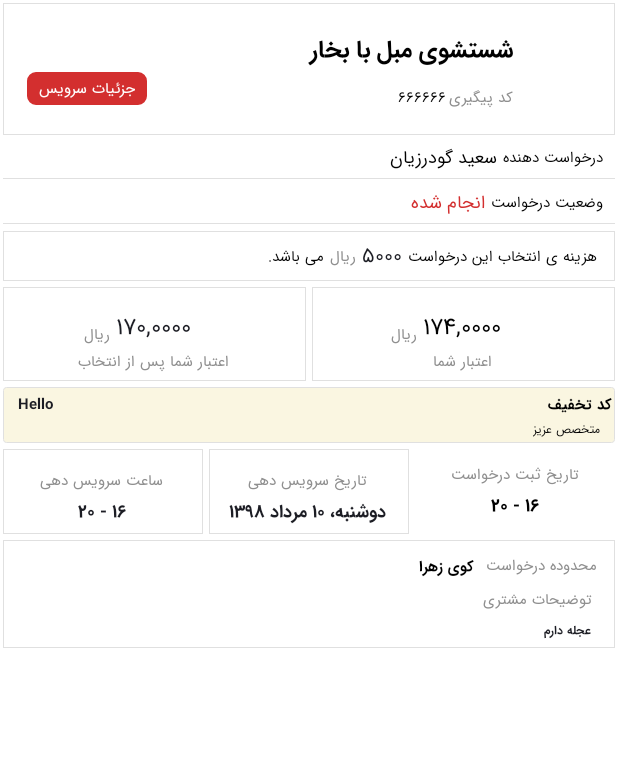
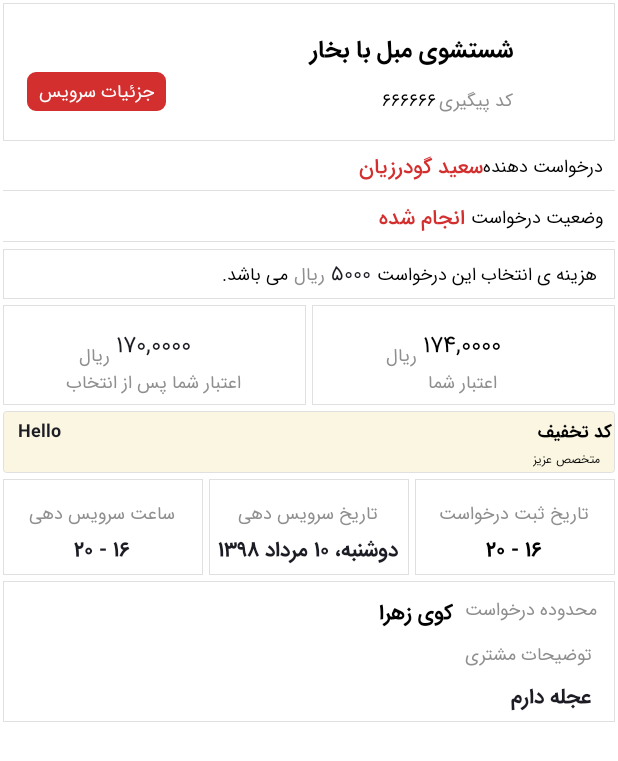
Before and after one commit to Sajjad5989/ShirazServiceMaster, an Android app: the layout fragment_request_limit.xml on its own in the app's theme, with its tools: preview values and no code run, on a phone screen of 412 x 824 dp. Shown: the top 761 px of the screen. Run offline under Robolectric (Android 15) with nearby library versions, the phone set to English and light mode, and no system bars.

Commit message:
تغییر نهایی فرگمنت ها

```diff
--- a/app/src/main/res/layout/fragment_request_limit.xml
+++ b/app/src/main/res/layout/fragment_request_limit.xml
@@ -60,7 +60,7 @@
                     android:fontFamily="@font/iran_sans"
                     android:text="کد پیگیری"
                     android:textColor="@color/colorBlackStep_1"
-                    android:textSize="@dimen/dimen_sp_tiny"
+                    android:textSize="@dimen/dimen_sp_small"
                     app:layout_constraintRight_toRightOf="@id/tv_request_detail_service_title"
                     app:layout_constraintTop_toBottomOf="@id/tv_request_detail_service_title" />
 
@@ -72,7 +72,7 @@
                     android:fontFamily="@font/iran_sans"
                     android:text="666666"
                     android:textColor="@color/colorBlackStep_5"
-                    android:textSize="@dimen/dimen_sp_tiny"
+                    android:textSize="@dimen/dimen_sp_small"
                     app:layout_constraintRight_toLeftOf="@id/tv_request_detail_tracking_caption"
                     app:layout_constraintTop_toBottomOf="@id/tv_request_detail_service_title"
                     app:layout_constraintTop_toTopOf="@id/tv_request_detail_tracking_caption" />
@@ -88,7 +88,7 @@
                     android:paddingEnd="@dimen/dimen_dp_small"
                     android:text="جزئیات سرویس"
                     android:textColor="@color/colorWhite"
-                    android:textSize="@dimen/dimen_sp_tiny"
+                    android:textSize="@dimen/dimen_sp_small"
                     app:layout_constraintLeft_toLeftOf="parent"
                     app:layout_constraintTop_toBottomOf="@id/tv_request_detail_service_title" />
 
@@ -114,22 +114,21 @@
                     android:fontFamily="@font/iran_sans"
                     android:text="@string/text_requester"
                     android:textColor="@color/colorBlackStep_5"
-                    android:textSize="@dimen/dimen_sp_tiny"
+                    android:textSize="@dimen/dimen_sp_small"
                     app:layout_constraintBottom_toBottomOf="parent"
                     app:layout_constraintRight_toRightOf="parent"
                     app:layout_constraintTop_toTopOf="parent" />
 
                 <android.support.v7.widget.AppCompatTextView
-                    android:id="@+id/tv_receiver_name"
-                    android:layout_width="wrap_content"
-                    android:layout_height="wrap_content"
-                    android:layout_marginEnd="@dimen/dimen_dp_tiny"
-                    android:fontFamily="@font/iran_sans"
-                    android:text="سعید گودرزیان"
-                    android:textColor="@color/colorBlackStep_5"
-                    android:textSize="@dimen/dimen_sp_small"
-                    app:layout_constraintRight_toLeftOf="@+id/tv_receiver_caption"
-                    app:layout_constraintTop_toTopOf="parent" />
+                    android:id = "@+id/tv_receiver_name"
+                    android:layout_width = "wrap_content"
+                    android:layout_height = "wrap_content"
+                    android:fontFamily = "@font/iran_sans_medium"
+                    android:text = "سعید گودرزیان"
+                    android:textColor = "@color/color_red"
+                    android:textSize = "@dimen/dimen_sp_medium"
+                    app:layout_constraintRight_toLeftOf = "@+id/tv_receiver_caption"
+                    app:layout_constraintTop_toTopOf = "parent" />
 
 
             </android.support.constraint.ConstraintLayout>
@@ -153,7 +152,7 @@
                     android:fontFamily="@font/iran_sans"
                     android:text="@string/text_request_status"
                     android:textColor="@color/colorBlackStep_5"
-                    android:textSize="@dimen/dimen_sp_tiny"
+                    android:textSize="@dimen/dimen_sp_small"
                     app:layout_constraintBottom_toBottomOf="parent"
                     app:layout_constraintRight_toRightOf="parent"
                     app:layout_constraintTop_toTopOf="parent" />
@@ -163,10 +162,10 @@
                     android:layout_width="wrap_content"
                     android:layout_height="wrap_content"
                     android:layout_marginEnd="@dimen/dimen_dp_tiny"
-                    android:fontFamily="@font/iran_sans"
+                    android:fontFamily="@font/iran_sans_medium"
                     android:text="انجام شده"
                     android:textColor="@color/color_red"
-                    android:textSize="@dimen/dimen_sp_small"
+                    android:textSize="@dimen/dimen_sp_medium"
                     app:layout_constraintRight_toLeftOf="@+id/tv_request_caption_status"
                     app:layout_constraintTop_toTopOf="parent" />
 
@@ -191,7 +190,7 @@
                     android:fontFamily="@font/iran_sans"
                     android:text="@string/text_select_request"
                     android:textColor="@color/colorBlackStep_5"
-                    android:textSize="@dimen/dimen_sp_tiny"
+                    android:textSize="@dimen/dimen_sp_small"
                     app:layout_constraintBottom_toBottomOf="parent"
                     app:layout_constraintRight_toRightOf="parent"
                     app:layout_constraintTop_toTopOf="parent" />
@@ -216,7 +215,7 @@
                     android:fontFamily="@font/iran_sans"
                     android:text="ریال"
                     android:textColor="@color/colorBlackStep_1"
-                    android:textSize="@dimen/dimen_sp_tiny"
+                    android:textSize="@dimen/dimen_sp_small"
                     app:layout_constraintBottom_toBottomOf="parent"
 
                     app:layout_constraintRight_toLeftOf="@id/tv_request_detail_calculated_price"
@@ -230,7 +229,7 @@
                     android:fontFamily="@font/iran_sans"
                     android:text="می باشد."
                     android:textColor="@color/colorBlackStep_5"
-                    android:textSize="@dimen/dimen_sp_tiny"
+                    android:textSize="@dimen/dimen_sp_small"
                     app:layout_constraintBottom_toBottomOf="parent"
                     app:layout_constraintRight_toLeftOf="@id/tv_cost_third_title"
                     app:layout_constraintTop_toTopOf="parent" />
@@ -276,7 +275,7 @@
                         android:fontFamily="@font/iran_sans"
                         android:text="ریال"
                         android:textColor="@color/colorBlackStep_1"
-                        android:textSize="@dimen/dimen_sp_tiny"
+                        android:textSize="@dimen/dimen_sp_small"
                         app:layout_constraintBottom_toBottomOf="parent"
                         app:layout_constraintRight_toLeftOf="@+id/tv_current_account"
                         app:layout_constraintTop_toTopOf="parent" />
@@ -287,7 +286,7 @@
                         android:fontFamily="@font/iran_sans"
                         android:text="اعتبار شما"
                         android:textColor="@color/colorBlackStep_1"
-                        android:textSize="@dimen/dimen_sp_tiny"
+                        android:textSize="@dimen/dimen_sp_small"
                         app:layout_constraintBottom_toBottomOf="parent"
                         app:layout_constraintLeft_toLeftOf="parent"
                         app:layout_constraintRight_toRightOf="parent"
@@ -327,7 +326,7 @@
                         android:fontFamily="@font/iran_sans"
                         android:text="ریال"
                         android:textColor="@color/colorBlackStep_1"
-                        android:textSize="@dimen/dimen_sp_tiny"
+                        android:textSize="@dimen/dimen_sp_small"
                         app:layout_constraintBottom_toBottomOf="parent"
                         app:layout_constraintRight_toLeftOf="@+id/tv_subtract_account"
                         app:layout_constraintTop_toTopOf="parent" />
@@ -338,7 +337,7 @@
                         android:fontFamily="@font/iran_sans"
                         android:text="اعتبار شما پس از انتخاب"
                         android:textColor="@color/colorBlackStep_1"
-                        android:textSize="@dimen/dimen_sp_tiny"
+                        android:textSize="@dimen/dimen_sp_small"
                         app:layout_constraintBottom_toBottomOf="parent"
                         app:layout_constraintLeft_toLeftOf="parent"
                         app:layout_constraintRight_toRightOf="parent"
@@ -367,7 +366,7 @@
                     android:fontFamily="@font/iran_sans_bold"
                     android:text="کد تخفیف"
                     android:textColor="@color/colorBlackStep_5"
-                    android:textSize="@dimen/dimen_sp_tiny"
+                    android:textSize="@dimen/dimen_sp_small"
                     app:layout_constraintRight_toRightOf="parent"
                     app:layout_constraintTop_toTopOf="parent" />
 
@@ -378,7 +377,7 @@
                     android:fontFamily="@font/iran_sans_bold"
                     android:text="Hello"
                     android:textColor="@color/colorPrimary"
-                    android:textSize="@dimen/dimen_sp_tiny"
+                    android:textSize="@dimen/dimen_sp_small"
                     app:layout_constraintLeft_toLeftOf="parent"
                     app:layout_constraintTop_toTopOf="parent" />
 
@@ -409,6 +408,7 @@
                     android:layout_height="wrap_content"
                     android:layout_margin="@dimen/dimen_dp_very_tiny"
                     android:layout_weight="1"
+                    android:background="@drawable/const_border_light"
                     app:layout_constraintLeft_toLeftOf="parent"
                     app:layout_constraintRight_toLeftOf="@+id/const_request_date"
                     app:layout_constraintTop_toBottomOf="@id/const_discount"
@@ -425,7 +425,7 @@
                         android:fontFamily="@font/iran_sans"
                         android:text="@string/text_register_date"
                         android:textColor="@color/colorBlackStep_1"
-                        android:textSize="@dimen/dimen_sp_tiny"
+                        android:textSize="@dimen/dimen_sp_small"
                         app:layout_constraintLeft_toLeftOf="parent"
                         app:layout_constraintRight_toRightOf="parent"
                         app:layout_constraintTop_toTopOf="parent" />
@@ -438,7 +438,7 @@
                         android:fontFamily="@font/iran_sans_bold"
                         android:text="16 - 20"
                         android:textColor="@color/colorBlackStep_5"
-                        android:textSize="@dimen/dimen_sp_small"
+                        android:textSize="@dimen/dimen_sp_medium"
                         app:layout_constraintLeft_toLeftOf="parent"
                         app:layout_constraintRight_toRightOf="parent"
                         app:layout_constraintTop_toBottomOf="@+id/tv_date_caption_register" />
@@ -467,7 +467,7 @@
                         android:fontFamily="@font/iran_sans"
                         android:text="تاریخ سرویس دهی"
                         android:textColor="@color/colorBlackStep_1"
-                        android:textSize="@dimen/dimen_sp_tiny"
+                        android:textSize="@dimen/dimen_sp_small"
                         app:layout_constraintLeft_toLeftOf="parent"
                         app:layout_constraintRight_toRightOf="parent"
                         app:layout_constraintTop_toTopOf="parent" />
@@ -479,7 +479,7 @@
                         android:fontFamily="@font/iran_sans_bold"
                         android:text="دوشنبه، 10 مرداد 1398"
                         android:textColor="@color/colorPrimary"
-                        android:textSize="@dimen/dimen_sp_small"
+                        android:textSize="@dimen/dimen_sp_medium"
                         app:layout_constraintBottom_toBottomOf="parent"
                         app:layout_constraintLeft_toLeftOf="parent"
                         app:layout_constraintRight_toRightOf="parent"
@@ -509,7 +509,7 @@
                         android:fontFamily="@font/iran_sans"
                         android:text="ساعت سرویس دهی"
                         android:textColor="@color/colorBlackStep_1"
-                        android:textSize="@dimen/dimen_sp_tiny"
+                        android:textSize="@dimen/dimen_sp_small"
                         app:layout_constraintLeft_toLeftOf="parent"
                         app:layout_constraintRight_toRightOf="parent"
                         app:layout_constraintTop_toTopOf="parent" />
@@ -522,7 +522,7 @@
                         android:fontFamily="@font/iran_sans_bold"
                         android:text="16 - 20"
                         android:textColor="@color/colorPrimary"
-                        android:textSize="@dimen/dimen_sp_small"
+                        android:textSize="@dimen/dimen_sp_medium"
                         app:layout_constraintLeft_toLeftOf="parent"
                         app:layout_constraintRight_toRightOf="parent"
                         app:layout_constraintTop_toBottomOf="@+id/tv_time_caption" />
@@ -553,7 +553,7 @@
                     android:fontFamily="@font/iran_sans"
                     android:text="محدوده درخواست"
                     android:textColor="@color/colorBlackStep_1"
-                    android:textSize="@dimen/dimen_sp_tiny"
+                    android:textSize="@dimen/dimen_sp_small"
                     app:layout_constraintRight_toRightOf="parent"
                     app:layout_constraintTop_toTopOf="parent" />
 
@@ -566,7 +566,7 @@
                     android:fontFamily="@font/iran_sans_bold"
                     android:text="کوی زهرا"
                     android:textColor="@color/colorBlackStep_5"
-                    android:textSize="@dimen/dimen_sp_tiny"
+                    android:textSize="@dimen/dimen_sp_medium"
                     app:layout_constraintRight_toLeftOf="@+id/tv_position_title"
                     app:layout_constraintTop_toTopOf="parent" />
 
@@ -580,7 +580,7 @@
                     android:fontFamily="@font/iran_sans"
                     android:text=" توضیحات مشتری"
                     android:textColor="@color/colorBlackStep_1"
-                    android:textSize="@dimen/dimen_sp_tiny"
+                    android:textSize="@dimen/dimen_sp_small"
                     app:layout_constraintRight_toRightOf="parent"
                     app:layout_constraintTop_toBottomOf="@+id/tv_position_address" />
 
@@ -594,7 +594,7 @@
                     android:fontFamily="@font/iran_sans_bold"
                     android:text="عجله دارم"
                     android:textColor="@color/colorPrimary"
-                    android:textSize="@dimen/dimen_sp_very_tiny"
+                    android:textSize="@dimen/dimen_sp_medium"
                     app:layout_constraintRight_toRightOf="parent"
                     app:layout_constraintTop_toBottomOf="@+id/tv_request_detail_desc_title" />
 
@@ -649,7 +649,7 @@
             android:fontFamily="@font/iran_sans_light"
             android:text="@string/text_waiting"
             android:textColor="@color/colorPrimary"
-            android:textSize="@dimen/dimen_sp_tiny"
+            android:textSize="@dimen/dimen_sp_small"
             app:layout_constraintLeft_toLeftOf="parent"
             app:layout_constraintRight_toRightOf="parent"
             app:layout_constraintTop_toBottomOf="@id/progressBar" />
```
Also changed, not shown: app/src/main/res/layout/fragment_request_full.xml (+32 -31 lines).
